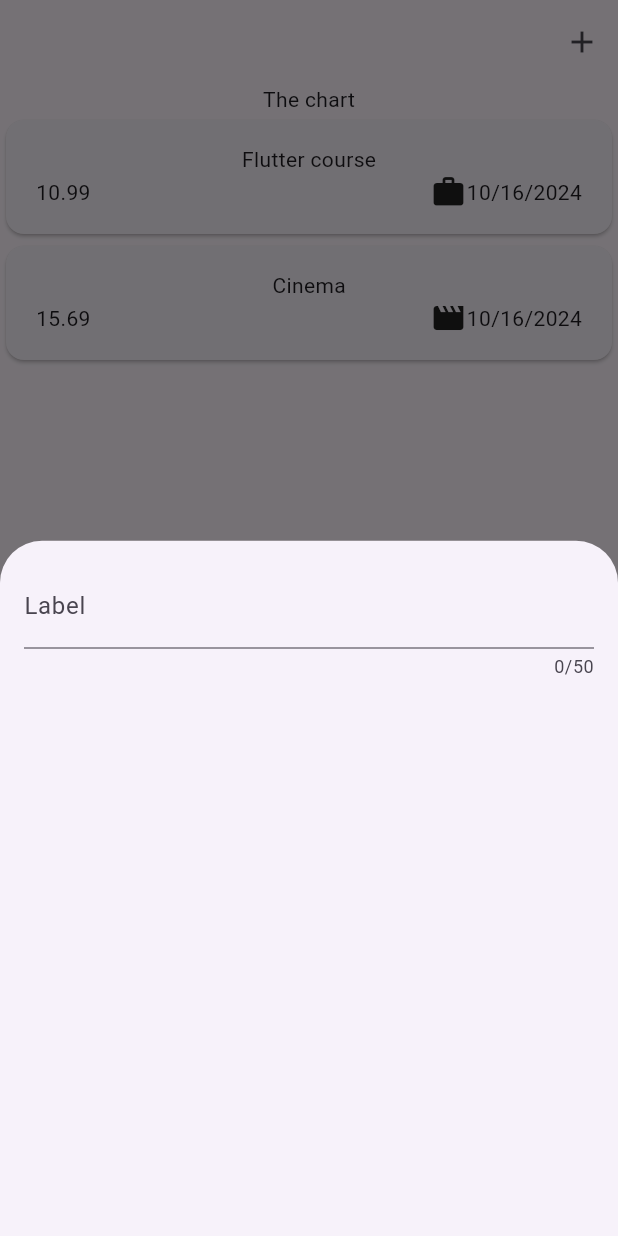
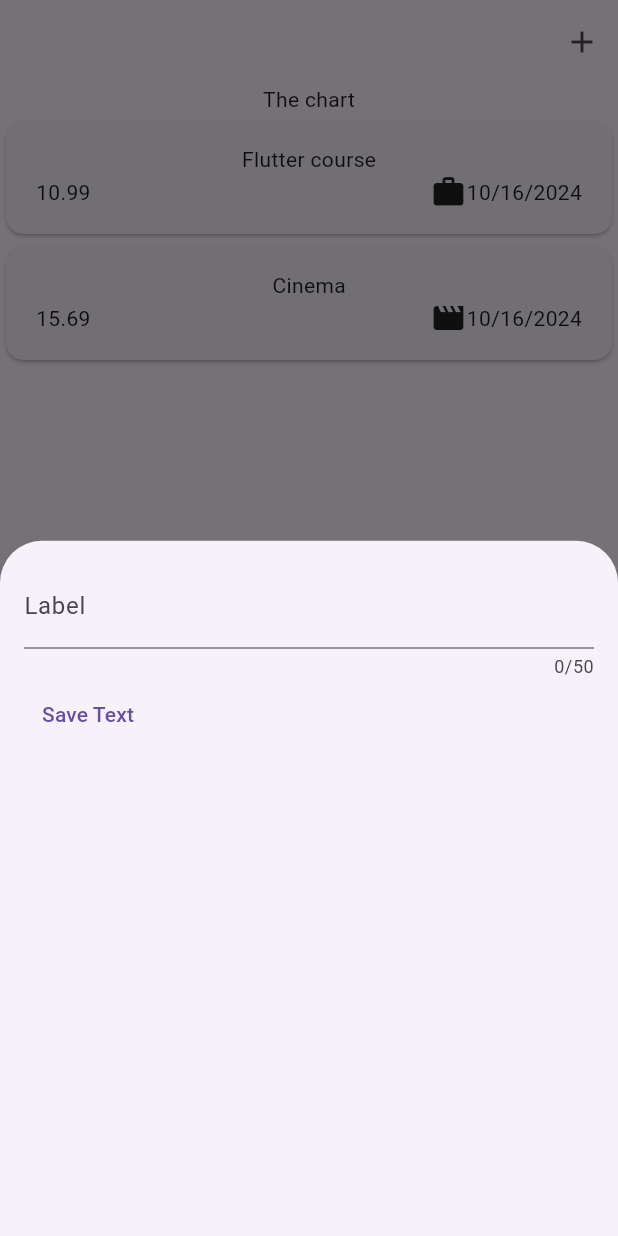
Before and after one commit to Shieldo392/expense_app, a Flutter app: the screen it shows after launch, after a tap on the "add" icon, on a phone screen of 412 x 824 dp. Run offline on Flutter 3.47's test engine with Material 3 defaults, Android fonts, the phone set to English and light mode, and no system bars.

Commit message:
add bugs

```diff
--- a/lib/widget/add_expense/add_expense.dart
+++ b/lib/widget/add_expense/add_expense.dart
@@ -8,16 +8,34 @@ class AddExpense extends StatefulWidget {
 }
 
 class _AddExpenseState extends State<AddExpense> {
+  final _titleController = TextEditingController();
+
+  @override
+  void dispose() {
+    // TODO: implement dispose
+    _titleController.dispose();
+    super.dispose();
+  }
+
   @override
   Widget build(BuildContext context) {
-    return const Padding(
-      padding: EdgeInsets.all(16),
+    return Padding(
+      padding: const EdgeInsets.all(16),
       child: Column(
         children: [
           TextField(
+            controller: _titleController,
             maxLength: 50,
-            decoration: InputDecoration(
-                label: Text("Label"), hintTextDirection: TextDirection.ltr),
+            decoration: const InputDecoration(label: Text("Label")),
+          ),
+          Row(
+            children: [
+              TextButton(
+                  onPressed: () {
+                    print(_titleController.text);
+                  },
+                  child: const Text("Save Text"))
+            ],
           )
         ],
       ),
```
